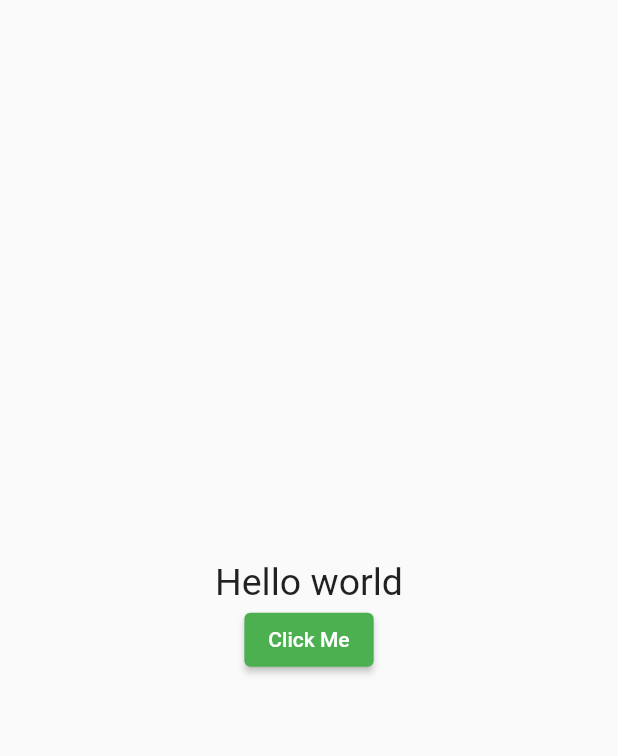
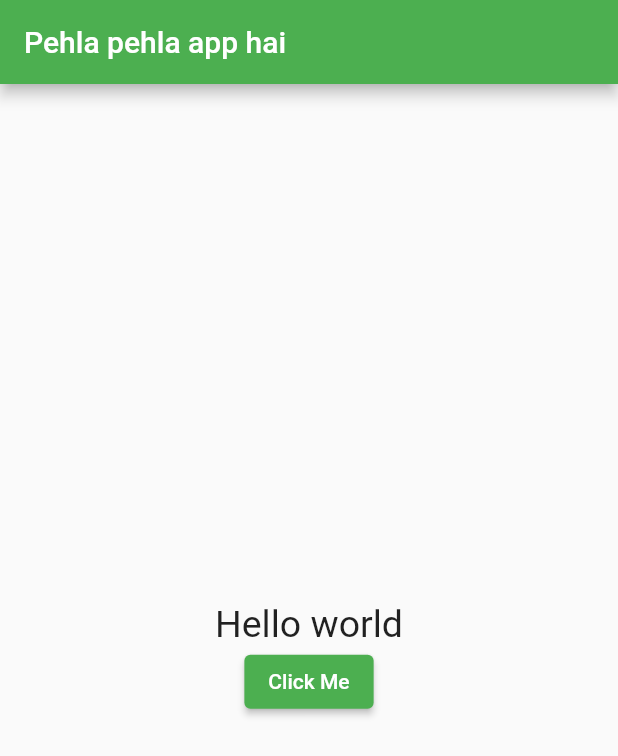
Before and after one commit to DON2604/dart-tutorials, a Flutter app: the screen it shows after launch, on a phone screen of 412 x 824 dp. Shown: the top 756 px of the screen. Run offline on Flutter 3.47's test engine with Material 2 defaults, Android fonts, the phone set to English and light mode, and no system bars.

Commit message:
okk done

```diff
--- a/lib/main.dart
+++ b/lib/main.dart
@@ -7,7 +7,6 @@ void main() {
 class MyApp extends StatelessWidget {
   const MyApp({Key? key}) : super(key: key);
 
-  // This widget is the root of your application.
   @override
   Widget build(BuildContext context) {
     return MaterialApp(
@@ -16,13 +15,14 @@ class MyApp extends StatelessWidget {
       theme: ThemeData(
         primarySwatch: Colors.green,
       ),
-      home: const MyHomePage(title: 'Flutter Demo Home Page'),
+      home: const MyHomePage(title: 'Pehla pehla app hai'),
     );
   }
 }
 
 class MyHomePage extends StatefulWidget {
-  const MyHomePage({Key? key, required String title}) : super(key: key);
+  const MyHomePage({Key? key, required this.title}) : super(key: key);
+  final String title;
 
   @override
   State<MyHomePage> createState() => _MyHomePageState();
@@ -32,6 +32,9 @@ class _MyHomePageState extends State<MyHomePage> {
   @override
   Widget build(BuildContext context) {
     return Scaffold(
+      appBar: AppBar( // Add an AppBar
+        title: Text(widget.title), // Display the title in the AppBar
+      ),
       body: Center(
         child: Column(
           mainAxisAlignment: MainAxisAlignment.center,
```
